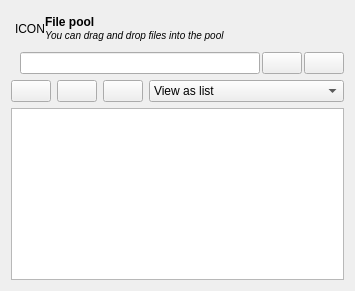
The window that resources/ui/widgets/pool_widget.ui (open-cogsci/OpenSesame) describes before a commit, drawn with Qt 5.
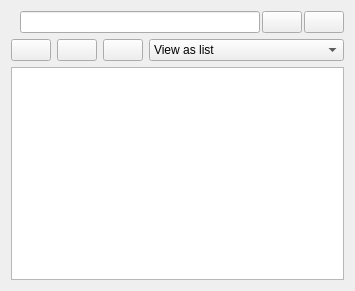
The same window after the commit. Icons and pictures are not drawn.

Commit message: Improve dock widgets - Don't use double titlebar - Add dock_manager extension for locking the widgets and setting the orientation

Patch:
```diff
--- a/resources/ui/widgets/pool_widget.ui
+++ b/resources/ui/widgets/pool_widget.ui
@@ -17,41 +17,6 @@
    <string>Form</string>
   </property>
   <layout class="QVBoxLayout" name="verticalLayout">
-   <item>
-    <widget class="QWidget" name="widget_header_box" native="true">
-     <layout class="QHBoxLayout" name="horizontalLayout">
-      <property name="spacing">
-       <number>0</number>
-      </property>
-      <property name="margin">
-       <number>4</number>
-      </property>
-      <item>
-       <widget class="QLabel" name="label_pool">
-        <property name="sizePolicy">
-         <sizepolicy hsizetype="Fixed" vsizetype="Preferred">
-          <horstretch>0</horstretch>
-          <verstretch>0</verstretch>
-         </sizepolicy>
-        </property>
-        <property name="text">
-         <string>ICON</string>
-        </property>
-        <property name="pixmap">
-         <pixmap>:/icons/pool_large.png</pixmap>
-        </property>
-       </widget>
-      </item>
-      <item>
-       <widget class="QLabel" name="label_3">
-        <property name="text">
-         <string>&lt;b&gt;File pool&lt;/b&gt;&lt;br /&gt;&lt;small&gt;&lt;i&gt;You can drag and drop files into the pool&lt;/i&gt;&lt;/small&gt;</string>
-        </property>
-       </widget>
-      </item>
-     </layout>
-    </widget>
-   </item>
    <item>
     <widget class="QWidget" name="widget_pool" native="true">
      <property name="sizePolicy">
```
The commit also changes 5 other files.
